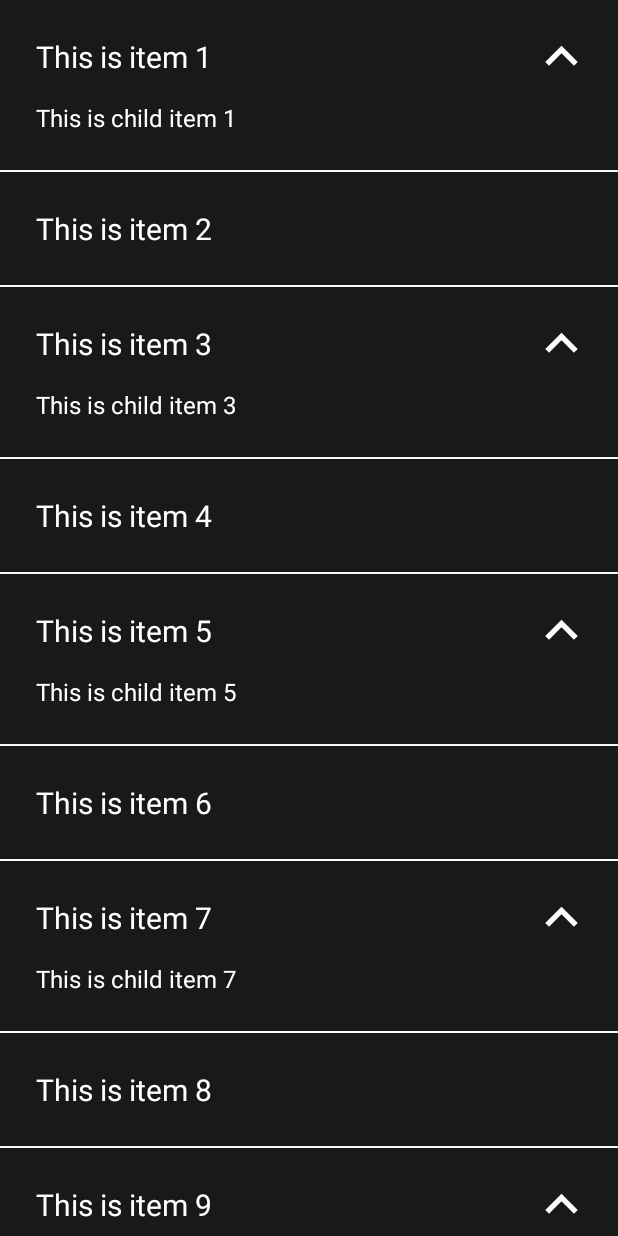
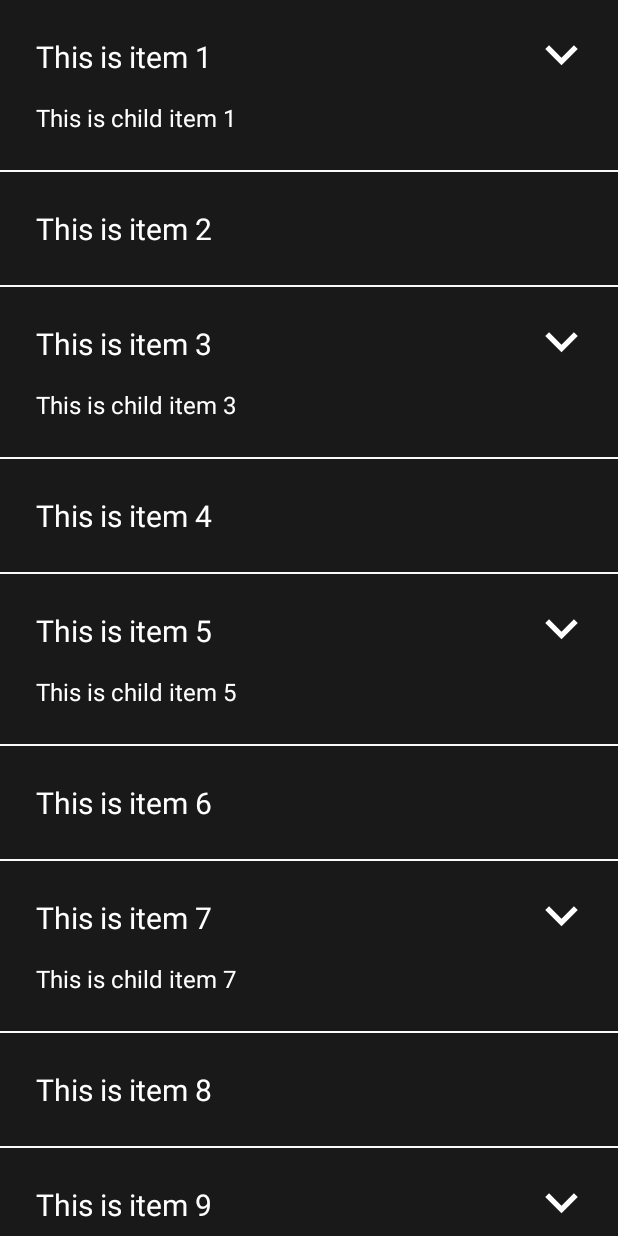
Before and after one commit to vihansolo/Android-Studio-Projects, an Android app: the screen it shows after launch (MainActivity), on a phone screen of 412 x 824 dp. Run offline under Robolectric (Android 15) with nearby library versions, the phone set to English and light mode, and no system bars; libraries missing offline, so code that uses them is left out: com.github.aakira.expandablelayout; plain views replace ExpandableLinearLayout; 4 statements that could not run were skipped.

Commit message:
Changed Arrow Position in RecyclerViewExample App.

```diff
--- a/RecyclerViewExample/app/src/main/res/drawable/ic_keyboard_arrow_up_black_24dp.xml
+++ b/RecyclerViewExample/app/src/main/res/drawable/ic_keyboard_arrow_down_black_24dp.xml
@@ -5,5 +5,5 @@
         android:viewportHeight="24.0">
     <path
         android:fillColor="#FFFFFFFF"
-        android:pathData="M7.41,15.41L12,10.83l4.59,4.58L18,14l-6,-6 -6,6z"/>
+        android:pathData="M7.41,7.84L12,12.42l4.59,-4.58L18,9.25l-6,6 -6,-6z"/>
 </vector>
--- a/RecyclerViewExample/app/src/main/res/layout/layout_with_child.xml
+++ b/RecyclerViewExample/app/src/main/res/layout/layout_with_child.xml
@@ -19,7 +19,7 @@
         <View
             android:layout_width="wrap_content"
             android:layout_height="wrap_content"
-            android:background="@drawable/ic_keyboard_arrow_up_black_24dp"/>
+            android:background="@drawable/ic_keyboard_arrow_down_black_24dp"/>
 
     </RelativeLayout>
 
```
